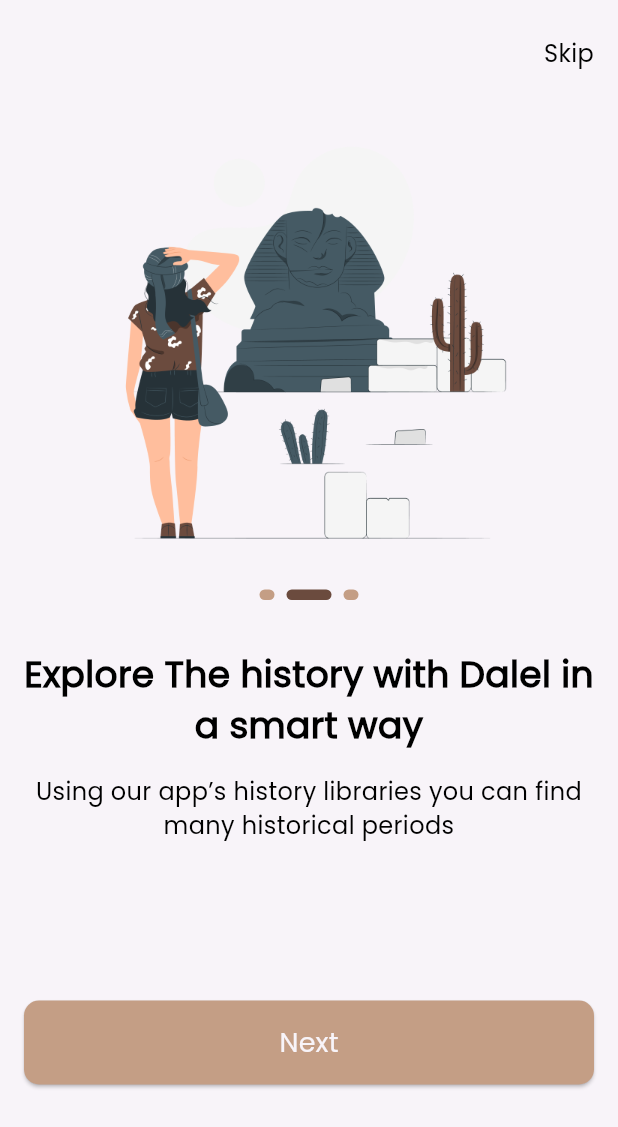
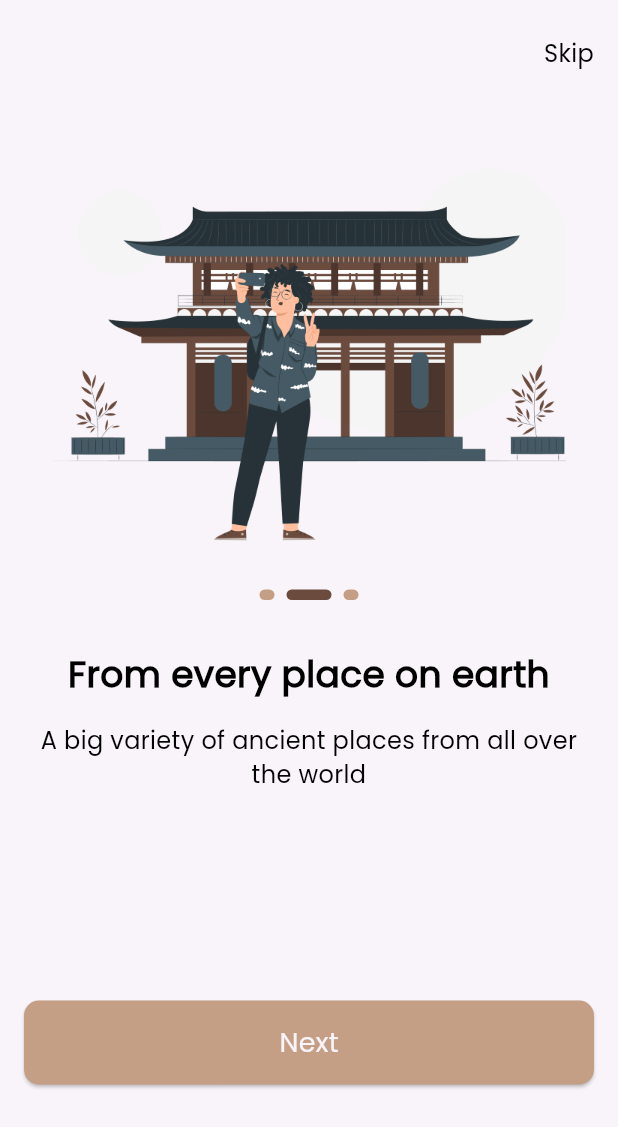
Before and after one commit to craker0/Dalel, a Flutter app: the screen it shows after launch, swiped to page 2, on a phone screen of 412 x 824 dp. Shown: the top 1127 px of the screen. Run offline on Flutter 3.47's test engine with Material 3 defaults, Android fonts, the phone set to English and light mode, and no system bars; drawn by our look-alikes of smooth_page_indicator; our stand-ins replace go_router.

Commit message:
finish OnBoarding

```diff
--- a/lib/core/router/routes.dart
+++ b/lib/core/router/routes.dart
@@ -1,3 +1,5 @@
+import 'package:dalel/features/auth/presentation/views/signin_view.dart';
+import 'package:dalel/features/auth/presentation/views/signup_view.dart';
 import 'package:dalel/features/on_boarding/presentation/view/on_boarding_view.dart';
 import 'package:dalel/features/splash/presentation/view/splash_view.dart';
 import 'package:go_router/go_router.dart';
@@ -10,5 +12,11 @@ final GoRouter router = GoRouter(routes: [
   GoRoute(
     path: '/OnBoarding',
     builder: (context, state) => const OnBoardingView(),
+  ) , GoRoute(
+    path: '/SignIn',
+    builder: (context, state) => const SigninView(),
+  ) , GoRoute(
+    path: '/SignUp',
+    builder: (context, state) => const SignupView(),
   )
 ]);
--- a/lib/core/utils/app_textstyles.dart
+++ b/lib/core/utils/app_textstyles.dart
@@ -56,4 +56,10 @@ abstract class CustomTextStyles {
     color: Colors.white,
     fontFamily: "Pacifico",
   );
+  static var loginNow = TextStyle(
+      fontFamily: 'Poppins',
+      fontSize: 16,
+      fontWeight: FontWeight.w400,
+      color: AppColors.black,
+      decoration: TextDecoration.underline);
 }
--- a/lib/core/widgets/custom_main_btn.dart
+++ b/lib/core/widgets/custom_main_btn.dart
@@ -3,16 +3,20 @@ import 'package:dalel/core/utils/app_textstyles.dart';
 import 'package:flutter/material.dart';
 
 class CustomMainBtn extends StatelessWidget {
-  const CustomMainBtn({super.key, required this.text,});
+  const CustomMainBtn({
+    super.key,
+    required this.text,
+  required  this.onPressed,
+  });
   final String text;
-
+  final VoidCallback onPressed;
   @override
   Widget build(BuildContext context) {
     return SizedBox(
       width: double.infinity,
       height: 56,
       child: ElevatedButton(
-          onPressed: () {},
+          onPressed: onPressed,
           style: ElevatedButton.styleFrom(
             backgroundColor: AppColors.primaryColor,
             shape:
--- /dev/null
+++ b/lib/features/on_boarding/data/models/on_boarding_model.dart
@@ -0,0 +1,27 @@
+import 'package:dalel/core/utils/app_assets.dart';
+
+class OnBoardingModel {
+  final String pathimg;
+  final String title;
+  final String subTitle;
+
+  OnBoardingModel(
+      {required this.pathimg, required this.title, required this.subTitle});
+}
+
+List<OnBoardingModel> onBoardingModel = [
+  OnBoardingModel(
+      pathimg: Assets.imgOnBoarding1,
+      title: "Explore The history with Dalel in a smart way",
+      subTitle:
+          "Using our app’s history libraries you can find many historical periods"),
+  OnBoardingModel(
+      pathimg: Assets.imgOnBoarding2,
+      title: "From every place on earth",
+      subTitle: "A big variety of ancient places from all over the world"),
+  OnBoardingModel(
+      pathimg: Assets.imgOnBoarding3,
+      title: "Using modern AI technology for better user experience",
+      subTitle:
+          "AI provide recommendations and helps you to continue the search journey"),
+];
--- a/lib/features/on_boarding/presentation/view/on_boarding_view.dart
+++ b/lib/features/on_boarding/presentation/view/on_boarding_view.dart
@@ -1,7 +1,10 @@
 // ignore_for_file: prefer_const_constructors, prefer_const_literals_to_create_immutables
 
+import 'package:dalel/core/funcations/navigate.dart';
 import 'package:dalel/core/utils/app_strings.dart';
+import 'package:dalel/core/utils/app_textstyles.dart';
 import 'package:dalel/core/widgets/custom_main_btn.dart';
+import 'package:dalel/features/on_boarding/data/models/on_boarding_model.dart';
 import 'package:dalel/features/on_boarding/presentation/widgets/nav_bar_on_boarding.dart';
 import 'package:dalel/features/on_boarding/presentation/widgets/on_boarding_widget_body.dart';
 import 'package:flutter/material.dart';
@@ -14,8 +17,8 @@ class OnBoardingView extends StatefulWidget {
 }
 
 class _OnBoardingViewState extends State<OnBoardingView> {
-  PageController controller = PageController();
-
+  PageController controller = PageController(initialPage: 0);
+  int currentPage = 0;
   @override
   Widget build(BuildContext context) {
     return SafeArea(
@@ -32,13 +35,41 @@ class _OnBoardingViewState extends State<OnBoardingView> {
             SizedBox(
               height: 32,
             ),
-            OnBoardingWidgetBody(),
+            OnBoardingWidgetBody(
+              controller: controller,
+              onPageChange: (index) {
+                setState(() {
+                  currentPage = index;
+                });
+              },
+            ),
             SizedBox(
-                height: 88,
-              ),
-            CustomMainBtn(
-              text: AppStrings.next,
+              height: 88,
             ),
+            currentPage == onBoardingModel.length - 1
+                ? Column(
+                    children: [
+                      CustomMainBtn(
+                          text: AppStrings.createAccount, onPressed: () {  customReplaceNavigate(context, '/SignUp');}),
+                      SizedBox(
+                        height: 16,
+                      ),
+                      TextButton(
+                          onPressed: () {
+                              customReplaceNavigate(context, '/SignIn');
+                          },
+                          child: Text(AppStrings.loginNow,
+                              style: CustomTextStyles.loginNow))
+                    ],
+                  )
+                : CustomMainBtn(
+                    text: AppStrings.next,
+                    onPressed: () {
+                      controller.nextPage(
+                          duration: Duration(milliseconds: 200),
+                          curve: Curves.bounceIn);
+                    },
+                  ),
             SizedBox(
               height: 17,
             ),
--- a/lib/features/on_boarding/presentation/widgets/nav_bar_on_boarding.dart
+++ b/lib/features/on_boarding/presentation/widgets/nav_bar_on_boarding.dart
@@ -1,3 +1,4 @@
+import 'package:dalel/core/funcations/navigate.dart';
 import 'package:dalel/core/utils/app_strings.dart';
 import 'package:dalel/core/utils/app_textstyles.dart';
 import 'package:flutter/material.dart';
@@ -9,10 +10,15 @@ class NavBarOnBoarding extends StatelessWidget {
   Widget build(BuildContext context) {
     return Align(
         alignment: Alignment.centerRight,
-        child: Text(
-          AppStrings.skip,
-          style: CustomTextStyles.poppins300style16
-              .copyWith(fontWeight: FontWeight.w400),
+        child: GestureDetector(
+          onTap: () {
+            customReplaceNavigate(context, '/SignIn');
+          },
+          child: Text(
+            AppStrings.skip,
+            style: CustomTextStyles.poppins300style16
+                .copyWith(fontWeight: FontWeight.w400),
+          ),
         ));
   }
 }
--- a/lib/features/on_boarding/presentation/widgets/on_boarding_widget_body.dart
+++ b/lib/features/on_boarding/presentation/widgets/on_boarding_widget_body.dart
@@ -1,20 +1,23 @@
 // ignore_for_file: prefer_const_constructors, prefer_const_literals_to_create_immutables
 
-import 'package:dalel/core/utils/app_assets.dart';
 import 'package:dalel/core/utils/app_textstyles.dart';
+import 'package:dalel/features/on_boarding/data/models/on_boarding_model.dart';
 import 'package:dalel/features/on_boarding/presentation/widgets/on_boarding_indicator.dart';
 import 'package:flutter/material.dart';
 
 class OnBoardingWidgetBody extends StatelessWidget {
-  OnBoardingWidgetBody({super.key});
-  final PageController controller = PageController();
+  const OnBoardingWidgetBody({super.key, required this.controller, required this.onPageChange});
+  final PageController controller ;
+  final Function(int) onPageChange;
   @override
   Widget build(BuildContext context) {
     return SizedBox(
       height: 500,
       child: PageView.builder(
+        onPageChanged: onPageChange,
         physics: BouncingScrollPhysics(),
         controller: controller,
+        itemCount: onBoardingModel.length,
         itemBuilder: (context, index) {
           return Column(
             children: [
@@ -23,7 +26,7 @@ class OnBoardingWidgetBody extends StatelessWidget {
                 height: 290,
                 decoration: BoxDecoration(
                     image: DecorationImage(
-                        image: AssetImage(Assets.imgOnBoarding1),
+                        image: AssetImage(onBoardingModel[index].pathimg),
                         fit: BoxFit.fill)),
               ),
               SizedBox(
@@ -36,7 +39,7 @@ class OnBoardingWidgetBody extends StatelessWidget {
                 height: 32,
               ),
               Text(
-                "Explore The history with Dalel in a smart way",
+                onBoardingModel[index].title,
                 textAlign: TextAlign.center,
                 style: CustomTextStyles.poppins500style24
                     .copyWith(fontWeight: FontWeight.bold),
@@ -45,7 +48,7 @@ class OnBoardingWidgetBody extends StatelessWidget {
                 height: 16,
               ),
               Text(
-                "Using our app’s history libraries you can find many historical periods",
+                onBoardingModel[index].subTitle,
                 textAlign: TextAlign.center,
                 style: CustomTextStyles.poppins300style16,
               ),
```
Also changed, not shown: lib/features/auth/presentation/views/signin_view.dart (added, +16 -0 lines), lib/features/auth/presentation/views/signup_view.dart (added, +16 -0 lines).
